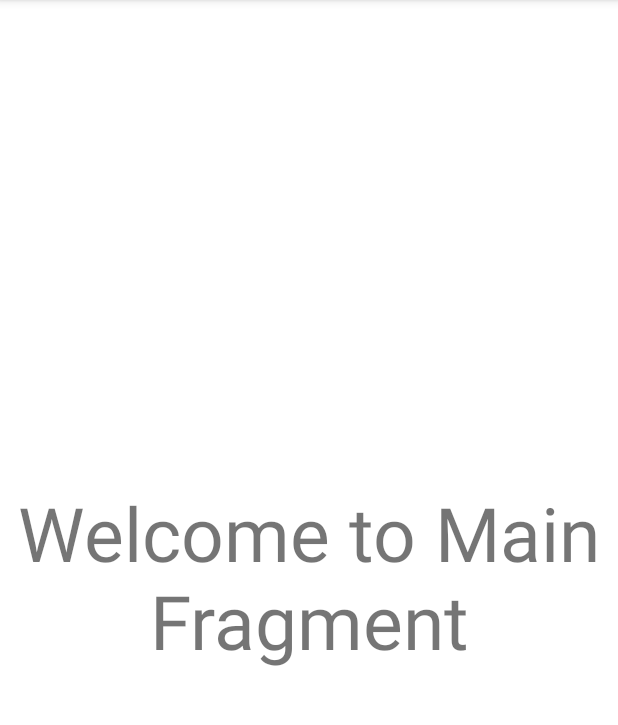
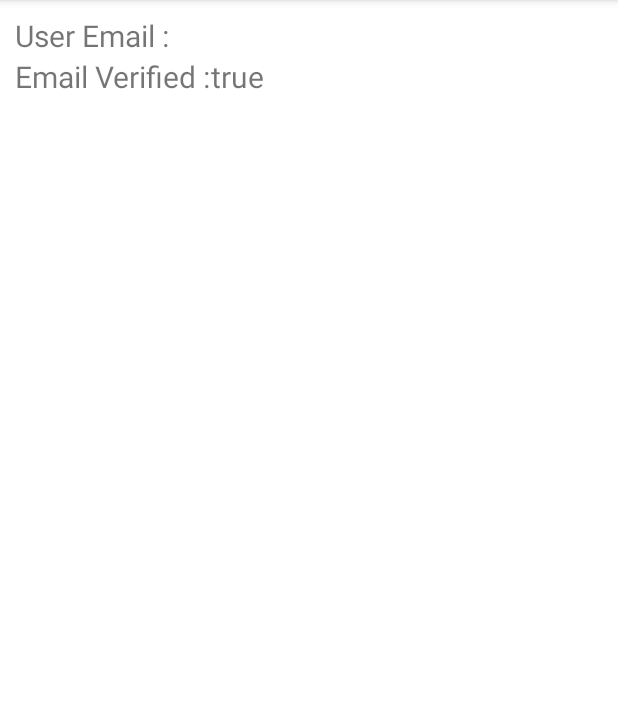
Before and after one commit to GlacierPower/Second_Android_Project, an Android app: the fragment MainFragment placed in its activity, on a phone screen of 412 x 824 dp, the part 84-809 px from its top. Run offline under Robolectric (Android 15) with nearby library versions, the phone set to English and light mode, and no system bars; our stand-ins replace Firebase (no records; nobody signed in at launch, a user with empty details on screens opened directly); Roboto replaces fonts that are not available here.

Commit message:
HomeWork 20

```diff
--- a/app/src/main/java/com/zhenya_flower/firstlesson_kotlin/ForgotPassFragment.kt
+++ b/app/src/main/java/com/zhenya_flower/firstlesson_kotlin/ForgotPassFragment.kt
@@ -35,10 +35,10 @@ class ForgotPassFragment : Fragment() {
         super.onViewCreated(view, savedInstanceState)
     }
 
-    fun resetPass() {
-        val email = etEmail?.text.toString()
+    private fun resetPass() {
+        val email = etEmail.text.toString()
         if (!TextUtils.isEmpty(email)) {
-            auth!!
+            auth
                 .sendPasswordResetEmail(email)
                 .addOnCompleteListener { task ->
                     if (task.isSuccessful) {
--- a/app/src/main/java/com/zhenya_flower/firstlesson_kotlin/LoginFragment.kt
+++ b/app/src/main/java/com/zhenya_flower/firstlesson_kotlin/LoginFragment.kt
@@ -20,8 +20,8 @@ class LoginFragment : Fragment() {
     private lateinit var auth: FirebaseAuth
     private lateinit var singUpText: TextView
     private lateinit var forgotPass: TextView
-    private lateinit var layoutEmail: TextInputLayout
-    private lateinit var layoutPass: TextInputLayout
+    private lateinit var layoutEmailLogin: TextInputLayout
+    private lateinit var layoutPassLogin: TextInputLayout
 
     override fun onCreateView(
         inflater: LayoutInflater, container: ViewGroup?,
@@ -37,8 +37,8 @@ class LoginFragment : Fragment() {
         btnLogin = view.findViewById(R.id.btn_login)
         etEmail = view.findViewById(R.id.email)
         etPass = view.findViewById(R.id.password)
-        layoutEmail = view.findViewById(R.id.layoutEmail)
-        layoutPass = view.findViewById(R.id.layoutPassword)
+        layoutEmailLogin = view.findViewById(R.id.layoutEmail)
+        layoutPassLogin = view.findViewById(R.id.layoutPassword)
         auth = FirebaseAuth.getInstance()
 
 
@@ -70,8 +70,6 @@ class LoginFragment : Fragment() {
                             .replace(R.id.activityContainer, MainFragment())
                             .commit()
                     } else {
-                        layoutEmail.helperText = "Enter email"
-                        layoutPass.helperText = "Enter password"
                         view?.showsnackBar("Authentication failed.")
                     }
                 }
--- a/app/src/main/java/com/zhenya_flower/firstlesson_kotlin/MainActivity.kt
+++ b/app/src/main/java/com/zhenya_flower/firstlesson_kotlin/MainActivity.kt
@@ -2,10 +2,7 @@ package com.zhenya_flower.firstlesson_kotlin
 
 import androidx.appcompat.app.AppCompatActivity
 import android.os.Bundle
-import android.widget.EditText
-import com.google.firebase.auth.FirebaseAuth
-import com.google.firebase.auth.ktx.auth
-import com.google.firebase.ktx.Firebase
+
 
 class MainActivity : AppCompatActivity() {
 
--- a/app/src/main/java/com/zhenya_flower/firstlesson_kotlin/MainFragment.kt
+++ b/app/src/main/java/com/zhenya_flower/firstlesson_kotlin/MainFragment.kt
@@ -2,12 +2,32 @@ package com.zhenya_flower.firstlesson_kotlin
 
 import android.os.Bundle
 import android.view.*
-import android.view.View.inflate
+import android.widget.TextView
 import androidx.fragment.app.Fragment
 import com.google.firebase.auth.FirebaseAuth
+import com.google.firebase.database.*
 
-lateinit var auth: FirebaseAuth
+private lateinit var auth: FirebaseAuth
+private var mDatabaseReference: DatabaseReference? = null
+private var mDatabase: FirebaseDatabase? = null
+
+private lateinit var tvEmail: TextView
+private lateinit var tvEmailVerifiied: TextView
+
 class MainFragment : Fragment() {
+    override fun onStart() {
+        super.onStart()
+        val mUser = auth.currentUser
+        val mUserReference = mDatabaseReference!!.child(mUser!!.uid)
+        tvEmail.text = mUser.email
+        tvEmailVerifiied.text = mUser.isEmailVerified.toString()
+        mUserReference.addValueEventListener(object : ValueEventListener {
+            override fun onDataChange(snapshot: DataSnapshot) {
+            }
+
+            override fun onCancelled(databaseError: DatabaseError) {}
+        })
+    }
 
     override fun onCreateView(
         inflater: LayoutInflater, container: ViewGroup?,
@@ -23,22 +43,24 @@ class MainFragment : Fragment() {
     }
 
     override fun onViewCreated(view: View, savedInstanceState: Bundle?) {
-        auth =FirebaseAuth.getInstance()
+        initialise()
+        auth = FirebaseAuth.getInstance()
         super.onViewCreated(view, savedInstanceState)
     }
 
     override fun onCreateOptionsMenu(menu: Menu, inflater: MenuInflater) {
-        inflater!!.inflate(R.menu.main_fragment_menu,menu)
+        inflater.inflate(R.menu.main_fragment_menu, menu)
         super.onCreateOptionsMenu(menu, inflater)
     }
 
     override fun onOptionsItemSelected(item: MenuItem): Boolean {
-        when (item.itemId){
+        when (item.itemId) {
             R.id.log_out -> logOut()
         }
         return super.onOptionsItemSelected(item)
     }
-    fun logOut(){
+
+    private fun logOut() {
         auth.signOut()
         parentFragmentManager
             .beginTransaction()
@@ -46,4 +68,11 @@ class MainFragment : Fragment() {
             .commit()
     }
 
+    private fun initialise() {
+        mDatabase = FirebaseDatabase.getInstance()
+        mDatabaseReference = mDatabase!!.reference.child("Users")
+        auth = FirebaseAuth.getInstance()
+        tvEmail = view?.findViewById(R.id.tv_email)!!
+        tvEmailVerifiied = view?.findViewById(R.id.tv_email_verifiied)!!
+    }
 }
--- a/app/src/main/res/layout/fragment_main.xml
+++ b/app/src/main/res/layout/fragment_main.xml
@@ -4,18 +4,46 @@
     xmlns:tools="http://schemas.android.com/tools"
     android:layout_width="match_parent"
     android:layout_height="match_parent"
+    android:layout_margin="10dp"
     tools:context=".MainFragment">
 
-    <TextView
-        android:layout_width="wrap_content"
+    <TableLayout
+        android:id="@+id/tl_data"
+        android:layout_width="match_parent"
         android:layout_height="wrap_content"
-        android:layout_gravity="center_horizontal"
-        android:gravity="center_horizontal"
-        android:text="@string/welcome_to_main_fragment"
-        android:textSize="50sp"
-        app:layout_constraintBottom_toBottomOf="parent"
         app:layout_constraintEnd_toEndOf="parent"
         app:layout_constraintStart_toStartOf="parent"
-        app:layout_constraintTop_toTopOf="parent" />
+        app:layout_constraintTop_toTopOf="parent">
 
+
+        <TableRow>
+
+            <TextView
+                android:layout_width="wrap_content"
+                android:layout_height="wrap_content"
+                android:text="@string/user_email"
+                android:textSize="20sp" />
+
+            <TextView
+                android:id="@+id/tv_email"
+                android:layout_width="wrap_content"
+                android:layout_height="wrap_content"
+                android:textSize="20sp" />
+        </TableRow>
+
+        <TableRow>
+
+            <TextView
+                android:layout_width="wrap_content"
+                android:layout_height="wrap_content"
+                android:text="@string/email_verified"
+                android:textSize="20sp" />
+
+            <TextView
+                android:id="@+id/tv_email_verifiied"
+                android:layout_width="wrap_content"
+                android:layout_height="wrap_content"
+                android:textSize="20sp" />
+        </TableRow>
+    </TableLayout>
 </androidx.constraintlayout.widget.ConstraintLayout>
--- a/app/src/main/res/layout/fragment_registration.xml
+++ b/app/src/main/res/layout/fragment_registration.xml
@@ -28,7 +28,7 @@
         style="@style/Widget.MaterialComponents.TextInputLayout.OutlinedBox"
         android:layout_width="300dp"
         android:layout_height="85dp"
-        android:layout_marginTop="50dp"
+        android:layout_marginTop="40dp"
         android:autofillHints="emailAddress"
         android:hint="@string/enter_email"
         app:boxStrokeColor="@color/black"
@@ -115,7 +115,7 @@
         style="@style/Widget.MaterialComponents.Button.OutlinedButton"
         android:layout_width="wrap_content"
         android:layout_height="wrap_content"
-        android:layout_marginBottom="45dp"
+        android:layout_marginBottom="50dp"
         android:background="@drawable/linear_gradient"
         android:text="@string/register"
         android:textColor="#000000"
@@ -129,7 +129,7 @@
         android:id="@+id/checkBox"
         android:layout_width="wrap_content"
         android:layout_height="wrap_content"
-        android:layout_marginTop="10dp"
+        android:layout_marginTop="5dp"
         android:text="@string/i_agree_to_the_terms"
         app:layout_constraintEnd_toEndOf="parent"
         app:layout_constraintStart_toStartOf="parent"
--- a/app/src/main/res/values/strings.xml
+++ b/app/src/main/res/values/strings.xml
@@ -19,4 +19,8 @@
     <string name="user_not_found">No user found with this email.</string>
     <string name="ent_email">Enter Email</string>
     <string name="ent_pass">Enter password</string>
+    <string name="first_name">First Name :</string>
+    <string name="last_name">Last Name :</string>
+    <string name="user_email">User Email :</string>
+    <string name="email_verified">Email Verified :</string>
 </resources>
```
Also changed, not shown: app/src/main/java/com/zhenya_flower/firstlesson_kotlin/RegistrationFragment.kt (+24 -23 lines).
